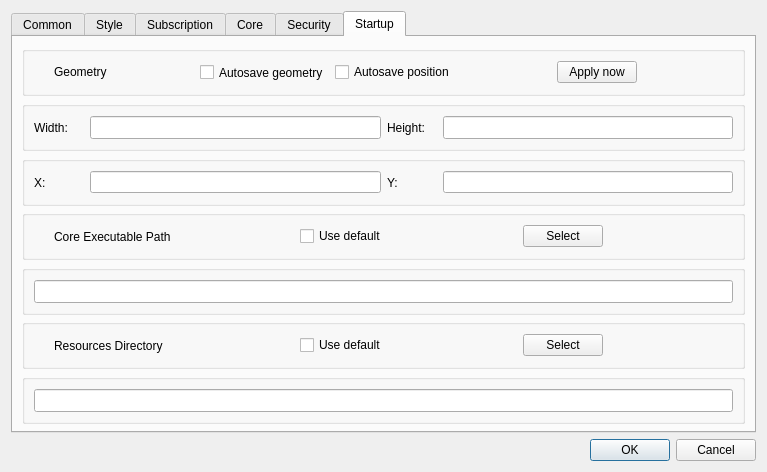
Above: include/ui/setting/dialog_basic_settings.ui from qr243vbi/nekobox before the change. Below: the same form after it.
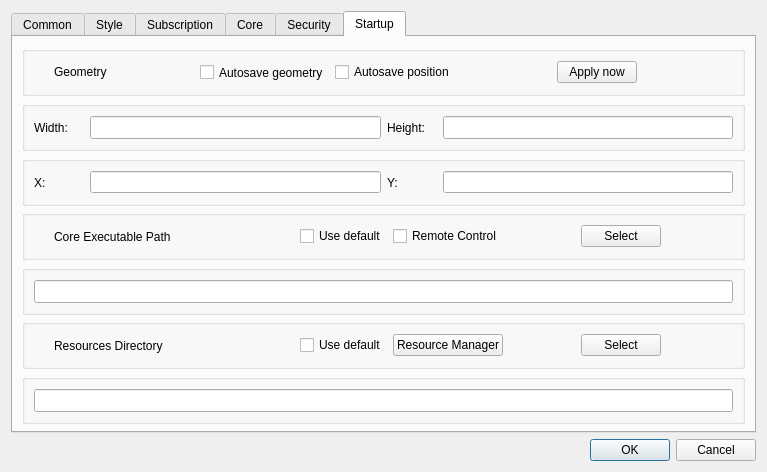
That is the form after the change. The open tabs and pages were chosen to show the change. Custom widgets are drawn as their Qt base class.

What changed in the file:
```diff
--- a/include/ui/setting/dialog_basic_settings.ui
+++ b/include/ui/setting/dialog_basic_settings.ui
@@ -1185,6 +1185,13 @@
             </property>
            </widget>
           </item>
+          <item>
+           <widget class="QCheckBox" name="remote_control">
+            <property name="text">
+             <string>Remote Control</string>
+            </property>
+           </widget>
+          </item>
           <item>
            <spacer name="horizontalSpacer">
             <property name="orientation">
@@ -1346,6 +1353,13 @@
             </property>
            </widget>
           </item>
+          <item>
+           <widget class="QPushButton" name="resource_manager">
+            <property name="text">
+             <string>Resource Manager</string>
+            </property>
+           </widget>
+          </item>
           <item>
            <spacer name="horizontalSpacer_6">
             <property name="orientation">
```
